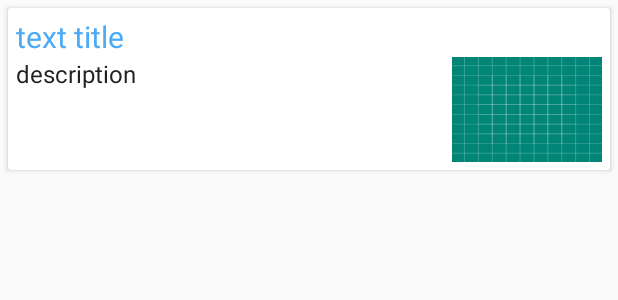
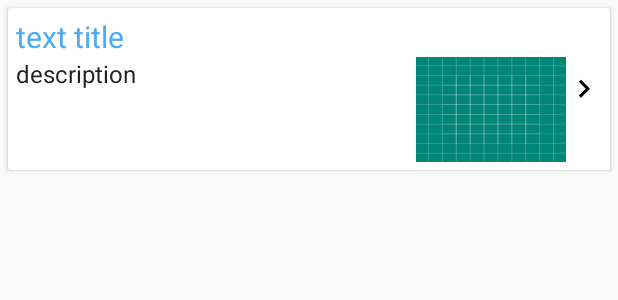
Before and after one commit to sharuandy/AndyMvp, an Android app: the layout item_recycler.xml on its own in the app's theme, with its tools: preview values and no code run, on a phone screen of 412 x 824 dp. Shown: the top 300 px of the screen. Run offline under Robolectric (Android 15) with nearby library versions, the phone set to English and light mode, and no system bars.

Commit message:
added arrow image to item and integrated title with response

```diff
--- a/app/src/main/java/com/andy/andymvp/DashBoardActivity.java
+++ b/app/src/main/java/com/andy/andymvp/DashBoardActivity.java
@@ -24,4 +24,8 @@ public class DashBoardActivity extends AppCompatActivity {
             Log.e("TAG", "savedInstanceState != null");
         }
     }
+
+    public void setActionBarTitle(String title) {
+        getSupportActionBar().setTitle(title);
+    }
 }
--- a/app/src/main/java/com/andy/andymvp/fragment/RecyclerFragment.java
+++ b/app/src/main/java/com/andy/andymvp/fragment/RecyclerFragment.java
@@ -14,6 +14,7 @@ import android.view.View;
 import android.view.ViewGroup;
 import android.widget.TextView;
 
+import com.andy.andymvp.DashBoardActivity;
 import com.andy.andymvp.R;
 import com.andy.andymvp.RvListAdapter;
 import com.andy.andymvp.data.ResponseData;
@@ -143,6 +144,8 @@ public class RecyclerFragment extends Fragment implements SwipeRefreshLayout.OnR
         srlList.setVisibility(View.VISIBLE);
         tvInfo.setVisibility(View.GONE);
 
+        ((DashBoardActivity) getActivity()).setActionBarTitle(responseData.getTitle());
+
         rvListAdapter = new RvListAdapter(getContext(), responseData.getRows());
         rvList.setAdapter(rvListAdapter);
 
--- /dev/null
+++ b/app/src/main/res/drawable/ic_keyboard_arrow_right_black_24dp.xml
@@ -0,0 +1,5 @@
+<vector android:autoMirrored="true" android:height="24dp"
+    android:viewportHeight="24.0" android:viewportWidth="24.0"
+    android:width="24dp" xmlns:android="http://schemas.android.com/apk/res/android">
+    <path android:fillColor="#FF000000" android:pathData="M8.59,16.34l4.58,-4.59 -4.58,-4.59L10,5.75l6,6 -6,6z"/>
+</vector>
--- a/app/src/main/res/layout/item_recycler.xml
+++ b/app/src/main/res/layout/item_recycler.xml
@@ -16,10 +16,21 @@
             android:layout_height="wrap_content"
             android:padding="5dp">
 
+            <ImageView
+                android:id="@+id/iv_more"
+                android:layout_width="wrap_content"
+                android:layout_height="wrap_content"
+                android:layout_alignParentEnd="true"
+                android:layout_alignParentRight="true"
+                android:layout_centerVertical="true"
+                android:src="@drawable/ic_keyboard_arrow_right_black_24dp" />
+
             <TextView
                 android:id="@+id/tv_title"
                 android:layout_width="match_parent"
                 android:layout_height="wrap_content"
+                android:layout_toStartOf="@+id/iv_more"
+                android:layout_toLeftOf="@+id/iv_more"
                 android:text="text title"
                 android:textColor="@color/titleColor"
                 android:textSize="@dimen/text_large" />
@@ -27,7 +38,9 @@
             <RelativeLayout
                 android:layout_width="match_parent"
                 android:layout_height="wrap_content"
-                android:layout_below="@id/tv_title">
+                android:layout_below="@id/tv_title"
+                android:layout_toStartOf="@+id/iv_more"
+                android:layout_toLeftOf="@+id/iv_more">
 
                 <TextView
                     android:id="@+id/tv_description"
```
Also changed, not shown: 1 other file.
